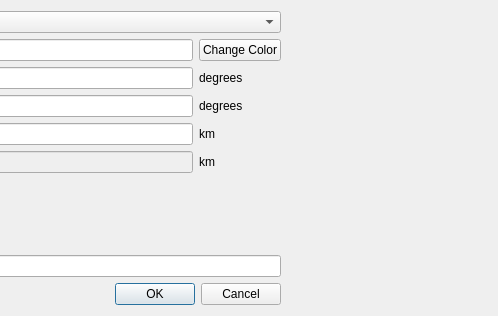
Old version of the form SectorPlot/sectorplot_sector_dialog_base.ui in the repository rduivenvoorde/sectorplot; both pictures show x 237 to 735 and y 0 to 316 of the 735 by 316 pixel window.
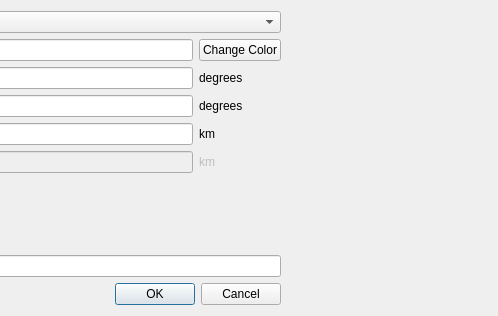
New version of the form. Icons and pictures are not drawn.

```diff
--- a/SectorPlot/sectorplot_sector_dialog_base.ui
+++ b/SectorPlot/sectorplot_sector_dialog_base.ui
@@ -176,7 +176,10 @@
     </widget>
    </item>
    <item row="5" column="3">
-    <widget class="QLabel" name="label_d_units">
+    <widget class="QLabel" name="lbl_min_distance">
+     <property name="enabled">
+      <bool>false</bool>
+     </property>
      <property name="text">
       <string>km</string>
      </property>
```
Left out of the diff: 6 changed lines with no effect on the pictures.
